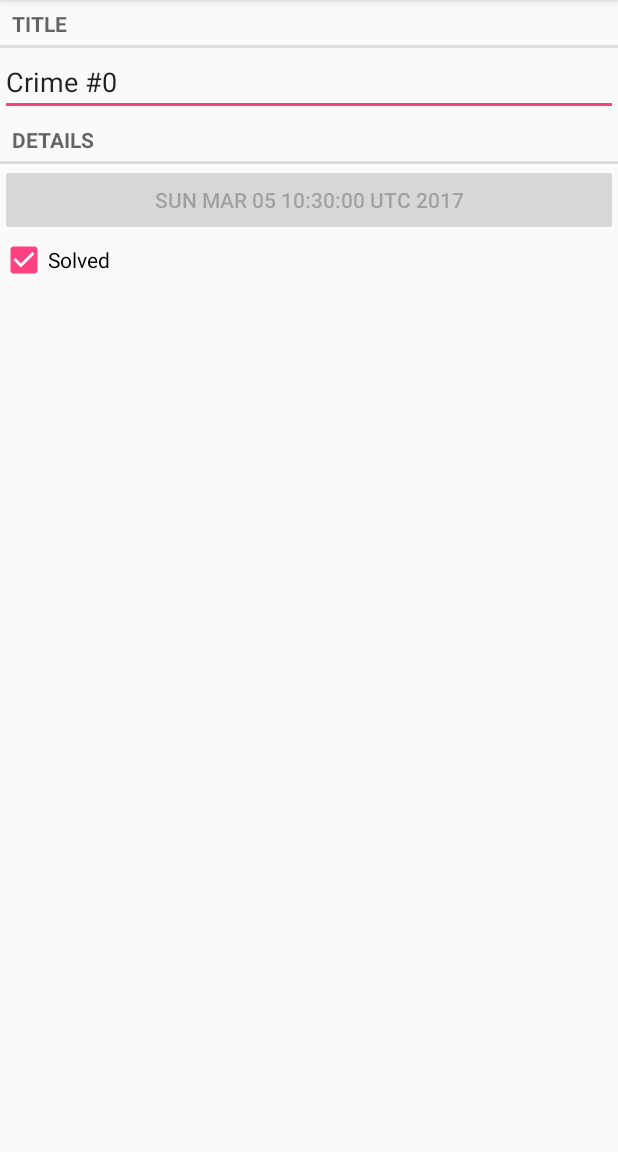
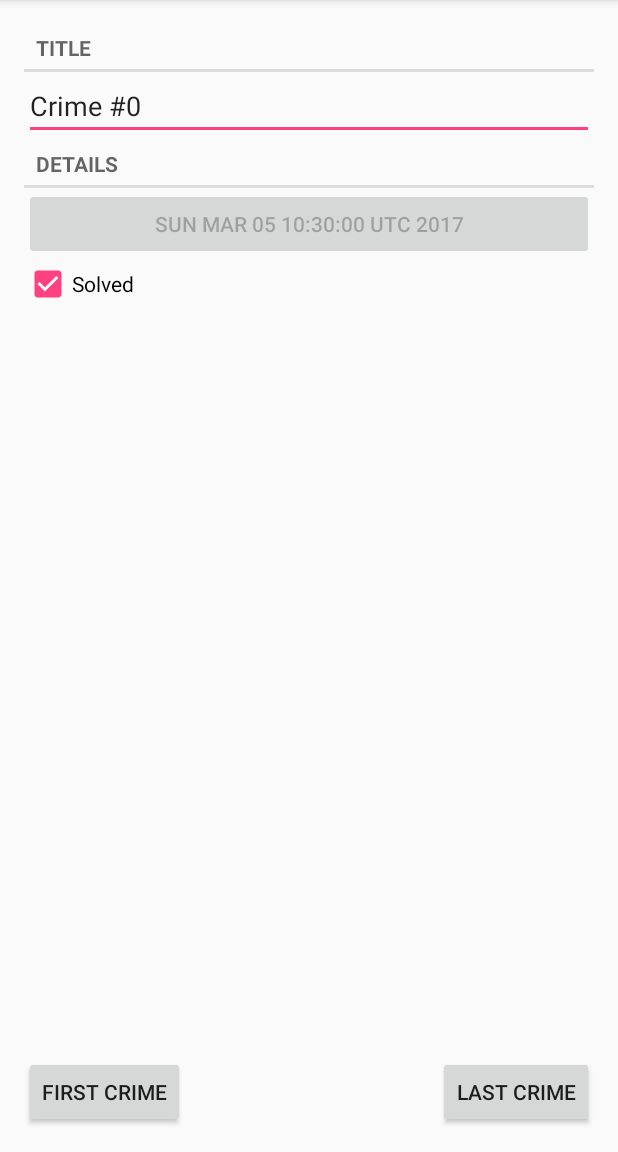
Before and after one commit to SeanArmstrong/BigNerdRanch, an Android app: the CrimeFragment screen opened directly, with no data from a screen before it, on a phone screen of 412 x 824 dp, the part 84-1236 px from its top. Run offline under Robolectric (Android 15) with nearby library versions, the phone set to English and light mode, and no system bars.

Commit message:
wip chapter 11 challanges

```diff
--- a/CriminalIntent/app/src/main/java/com/example/seanarmstrong/criminalintent/CrimePagerActivity.java
+++ b/CriminalIntent/app/src/main/java/com/example/seanarmstrong/criminalintent/CrimePagerActivity.java
@@ -41,6 +41,7 @@ public class CrimePagerActivity extends AppCompatActivity {
         mCrimes = CrimeLab.getInstance(this).getCrimes();
         mViewPager = (ViewPager) findViewById(R.id.crime_view_pager);
         FragmentManager fragmentManager = getSupportFragmentManager();
+
         mViewPager.setAdapter(new FragmentStatePagerAdapter(fragmentManager) {
             @Override
             public Fragment getItem(int position) {
--- a/CriminalIntent/app/src/main/res/layout/activity_crime_pager.xml
+++ b/CriminalIntent/app/src/main/res/layout/activity_crime_pager.xml
@@ -1,7 +1,33 @@
-<android.support.v4.view.ViewPager
+<FrameLayout
     xmlns:android="http://schemas.android.com/apk/res/android"
-    android:id="@+id/crime_view_pager"
     android:layout_width="match_parent"
+    android:orientation="vertical"
     android:layout_height="match_parent">
 
-</android.support.v4.view.ViewPager>
+    <android.support.v4.view.ViewPager
+        xmlns:android="http://schemas.android.com/apk/res/android"
+        android:id="@+id/crime_view_pager"
+        android:layout_width="match_parent"
+        android:layout_height="wrap_content">
+
+    </android.support.v4.view.ViewPager>
+
+    <FrameLayout
+        android:layout_width="match_parent"
+        android:layout_height="wrap_content"
+        android:layout_margin="16dp"
+        android:layout_gravity="bottom" >
+
+        <Button
+            android:id="@+id/crime_first"
+            android:layout_width="wrap_content"
+            android:layout_height="wrap_content"
+            android:text="@string/crime_first"/>
+        <Button
+            android:id="@+id/crime_last"
+            android:layout_width="wrap_content"
+            android:layout_height="wrap_content"
+            android:layout_gravity="right"
+            android:text="@string/crime_last"/>
+    </FrameLayout>
+</FrameLayout>
--- a/CriminalIntent/app/src/main/res/layout/fragment_crime.xml
+++ b/CriminalIntent/app/src/main/res/layout/fragment_crime.xml
@@ -2,7 +2,6 @@
 <LinearLayout
     xmlns:android="http://schemas.android.com/apk/res/android"
     android:orientation="vertical"
-    android:layout_margin="16dp"
     android:layout_width="match_parent"
     android:layout_height="match_parent">
 
@@ -10,29 +9,40 @@
         style="?android:listSeparatorTextViewStyle"
         android:layout_width="match_parent"
         android:layout_height="wrap_content"
+        android:layout_marginTop="16dp"
+        android:layout_marginLeft="16dp"
+        android:layout_marginRight="16dp"
         android:text="@string/crime_title_label"/>
 
     <EditText
         android:id="@+id/crime_title"
         android:layout_width="match_parent"
         android:layout_height="wrap_content"
+        android:layout_marginLeft="16dp"
+        android:layout_marginRight="16dp"
         android:hint="@string/crime_title_hint"/>
 
     <TextView
         style="?android:listSeparatorTextViewStyle"
         android:layout_width="match_parent"
         android:layout_height="wrap_content"
+        android:layout_marginLeft="16dp"
+        android:layout_marginRight="16dp"
         android:text="@string/crime_details_label" />
 
     <Button
         android:id="@+id/crime_date"
         android:layout_width="match_parent"
+        android:layout_marginLeft="16dp"
+        android:layout_marginRight="16dp"
         android:layout_height="wrap_content"/>
 
     <CheckBox
         android:id="@+id/crime_solved"
         android:layout_width="match_parent"
         android:layout_height="wrap_content"
+        android:layout_marginLeft="16dp"
+        android:layout_marginRight="16dp"
         android:text="@string/crime_solved_label"/>
 
 </LinearLayout>
--- a/CriminalIntent/app/src/main/res/values/strings.xml
+++ b/CriminalIntent/app/src/main/res/values/strings.xml
@@ -4,4 +4,6 @@
     <string name="crime_title_label">Title</string>
     <string name="crime_details_label">Details</string>
     <string name="crime_solved_label">Solved</string>
+    <string name="crime_first">First Crime</string>
+    <string name="crime_last">Last Crime</string>
 </resources>
```
